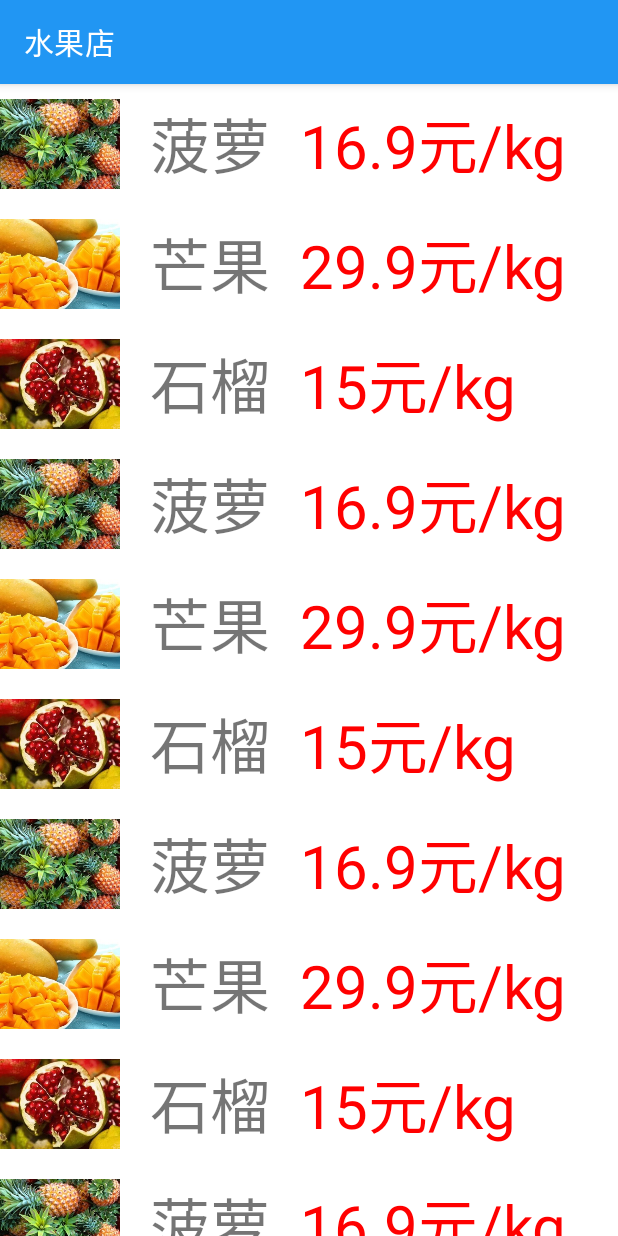
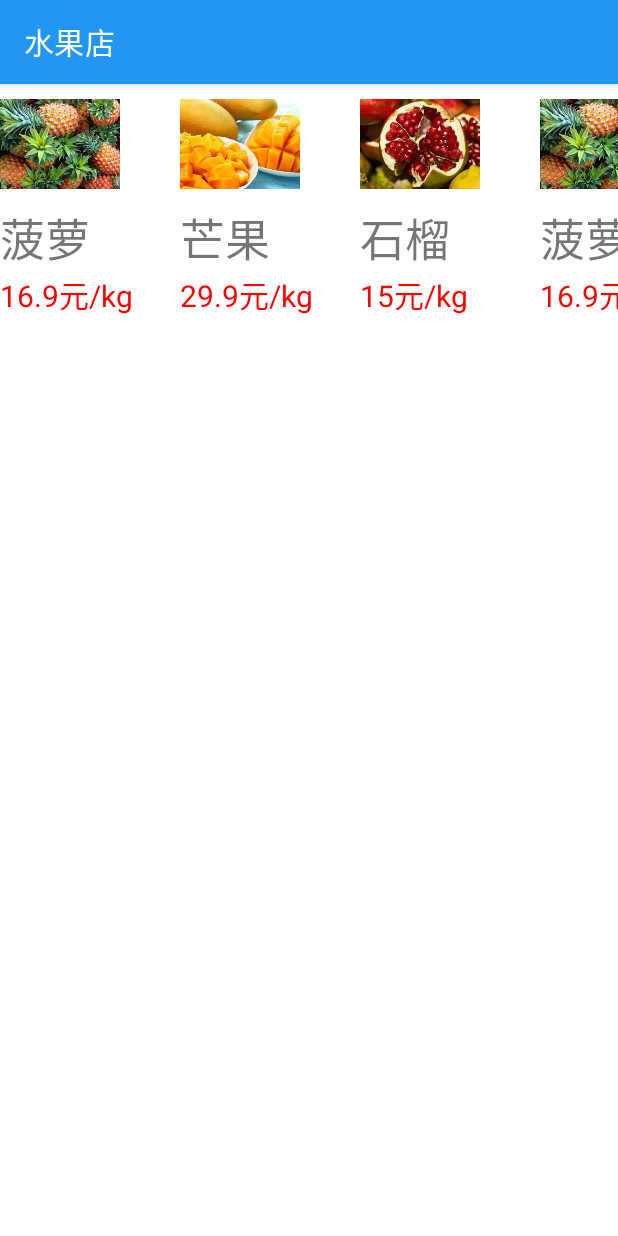
Before and after one commit to FlowPeakFish/class08project, an Android app: the screen it shows after launch (RecyclerFruitActivity), on a phone screen of 412 x 824 dp. Run offline under Robolectric (Android 15) with nearby library versions, the phone set to English and light mode, and no system bars.

Commit message:
horizontal fruit recycler view

```diff
--- a/app/src/main/java/cn/fengyu/class08project/RecyclerFruitActivity.java
+++ b/app/src/main/java/cn/fengyu/class08project/RecyclerFruitActivity.java
@@ -39,6 +39,7 @@ public class RecyclerFruitActivity extends AppCompatActivity {
         FruitRecyclerAdapter adapter = new FruitRecyclerAdapter(fruitList);
         // 5、创建布局管理器
         LinearLayoutManager manager = new LinearLayoutManager(RecyclerFruitActivity.this);
+        manager.setOrientation(LinearLayoutManager.HORIZONTAL);
 
         recyclerView.setLayoutManager(manager);
         recyclerView.setAdapter(adapter);
--- a/app/src/main/res/layout/fruit_item.xml
+++ b/app/src/main/res/layout/fruit_item.xml
@@ -1,32 +1,30 @@
 <?xml version="1.0" encoding="utf-8"?>
 <LinearLayout xmlns:android="http://schemas.android.com/apk/res/android"
-              android:orientation="horizontal"
-              android:layout_width="match_parent"
+              android:orientation="vertical"
+              android:layout_width="120dp"
               android:layout_height="wrap_content">
 
     <ImageView
             android:id="@+id/fruit_image_view"
             android:layout_width="80dp"
             android:layout_height="80dp"
-               android:layout_gravity="center"
+            android:layout_gravity="left"
             android:src="@drawable/apple"/>
 
     <TextView
             android:id="@+id/fruit_name"
             android:layout_width="wrap_content"
             android:layout_height="wrap_content"
-              android:layout_gravity="center"
-              android:layout_marginLeft="20dp"
+            android:layout_gravity="left"
             android:text="苹果"
-              android:textSize="40sp"/>
+            android:textSize="30sp"/>
 
     <TextView
             android:id="@+id/fruit_price"
             android:layout_width="wrap_content"
             android:layout_height="wrap_content"
-              android:layout_gravity="center"
-              android:layout_marginLeft="20dp"
+            android:layout_gravity="left"
             android:text="15元/kg"
-              android:textSize="40sp"
+            android:textSize="20sp"
             android:textColor="#FF0000"/>
 </LinearLayout>
```
Lines whose indentation alone changed are shown as unchanged.
